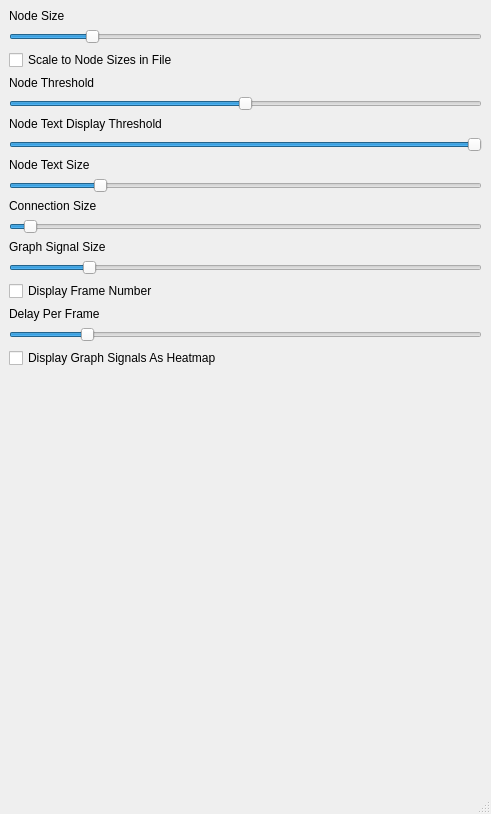
Above: networksettings.ui from Namr/Connected before the change. Below: the same form after it.
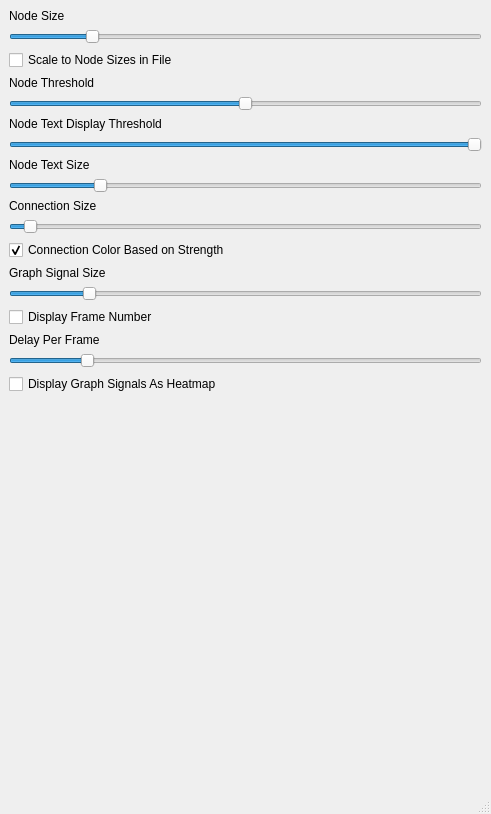
That is the form after the change.

Commit message: Added More colorful connection option

```diff
--- a/networksettings.ui
+++ b/networksettings.ui
@@ -130,6 +130,16 @@
         </property>
        </widget>
       </item>
+      <item>
+       <widget class="QCheckBox" name="checkBox_4">
+        <property name="text">
+         <string>Connection Color Based on Strength</string>
+        </property>
+        <property name="checked">
+         <bool>true</bool>
+        </property>
+       </widget>
+      </item>
       <item>
        <widget class="QLabel" name="label_3">
         <property name="text">
```
The commit also changes 8 other files.
